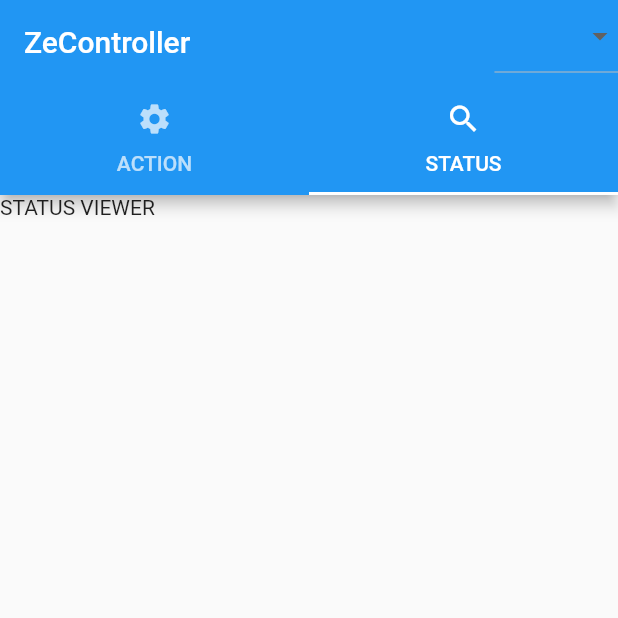
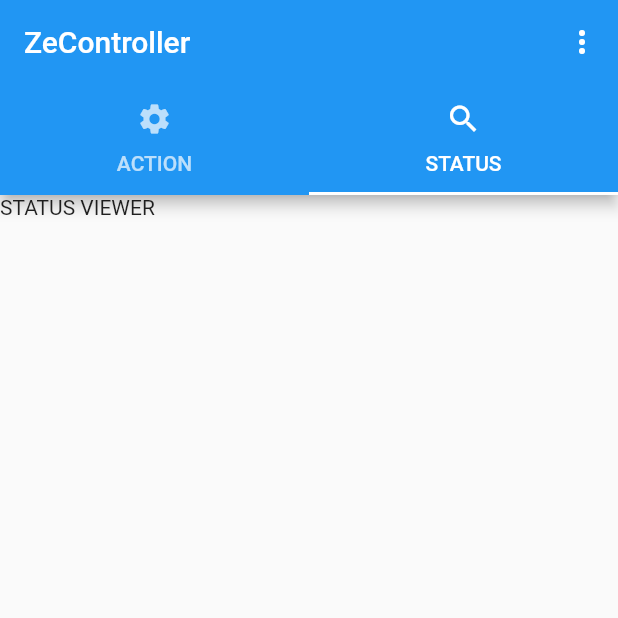
Before and after one commit to traxys/ZeController, a Flutter app: the screen it shows after launch, tab 2 chosen, on a phone screen of 412 x 824 dp, the top half of it. Run offline on Flutter 3.47's test engine with Material 2 defaults, Android fonts, the phone set to English and light mode, and no system bars; missing offline and left inert: grpc, protobuf; statements that could not run were skipped.

Commit message:
Settings screen

```diff
--- a/lib/main.dart
+++ b/lib/main.dart
@@ -17,12 +17,18 @@ class ZeController extends StatefulWidget {
 class ZeControllerState extends State<ZeController> {
   final changeNotifier = new StreamController.broadcast();
   final client = new HomeClient();
-  String menuSelected;
+  ViewChoice _selectedChoice = viewChoices[0];
 
   @override
   void dispose() {
     changeNotifier.close();
     super.dispose();
+  }
+
+  void _select(ViewChoice choice) {
+    setState(() {
+      _selectedChoice = choice;
+    });
   }
 
   @override
@@ -35,39 +41,85 @@ class ZeControllerState extends State<ZeController> {
             appBar: AppBar(
               title: Text('ZeController'),
               actions: <Widget>[
-				DropdownButton<String> (
-					value: menuSelected,
-					onChanged: (String newSelection) {
-						setState(() {
-							menuSelected = newSelection;
-						});
-					},
-					items: <String>['Settings', 'About'].map<DropdownMenuItem<String>>((String value) {
-						return DropdownMenuItem<String>(
-							value: value,
-							child: Text(value),
+                PopupMenuButton<ViewChoice>(
+                    initialValue: viewChoices[0],
+                    onSelected: _select,
+                    itemBuilder: (BuildContext contex) {
+                      return viewChoices.map((ViewChoice choice) {
+                        return PopupMenuItem<ViewChoice>(
+                          value: choice,
+                          child: Text(choice.title),
                         );
-					}).toList(),
+                      }).toList();
+                    }),
+              ],
+              bottom: appBarBottom(),
             ),
-			  ],
-              bottom: TabBar(
+            body: bodyWidget(),
+            floatingActionButton: floatingButton()),
+      ),
+    );
+  }
+
+  bodyWidget() {
+    return Container(
+      child:
+          SelectedView(choice: _selectedChoice, stream: changeNotifier.stream),
+    );
+  }
+
+  appBarBottom() {
+    if (_selectedChoice == viewChoices[0]) {
+      return TabBar(
           tabs: modes.map((Mode mode) {
         return Tab(
           text: mode.title,
           icon: Icon(mode.icon),
         );
-              }).toList()),
-            ),
-            body: TabBarView(children: <Widget>[
-              new ActionPanel(shouldChange: changeNotifier.stream),
-              new StatusViewer(),
-            ]),
-            floatingActionButton: FloatingActionButton(
+      }).toList());
+    } else {
+      return null;
+    }
+  }
+
+  floatingButton() {
+    if (_selectedChoice == viewChoices[0]) {
+      return FloatingActionButton(
         child: Icon(Icons.refresh),
         onPressed: () => changeNotifier.sink.add(Refresh(text: "AAA")),
-            )),
-      ),
       );
+    } else {
+      return null;
+    }
+  }
+}
+
+class ViewChoice {
+  ViewChoice({this.title});
+
+  String title;
+}
+
+List<ViewChoice> viewChoices = <ViewChoice>[
+  ViewChoice(title: 'Controller'),
+  ViewChoice(title: 'Settings'),
+];
+
+class SelectedView extends StatelessWidget {
+  final ViewChoice choice;
+  final Stream stream;
+
+  SelectedView({Key key, this.choice, this.stream}) : super(key: key);
+  @override
+  Widget build(BuildContext context) {
+    if (choice == viewChoices[0]) {
+      return TabBarView(children: <Widget>[
+        new ActionPanel(shouldChange: stream),
+        new StatusViewer(),
+      ]);
+    } else {
+      return Center(child: Text('Settings'));
+    }
   }
 }
 
```
Lines whose indentation alone changed are shown as unchanged.
